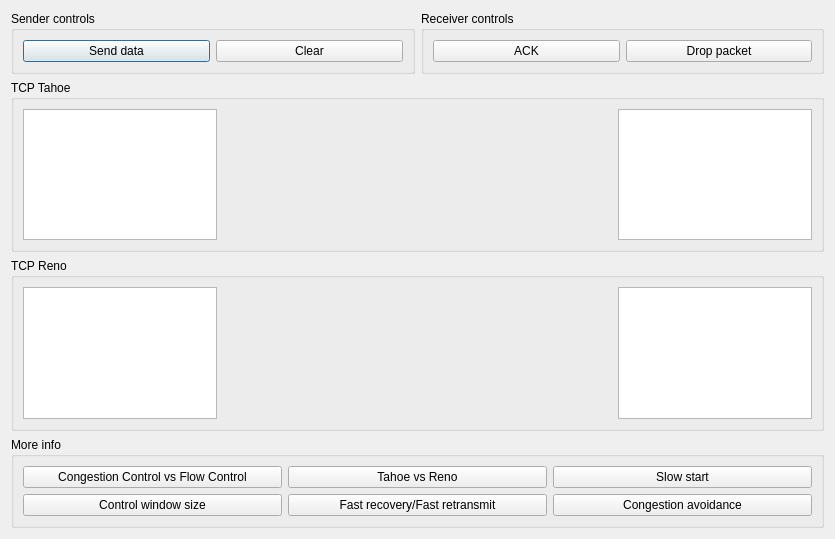
The window that congestionwindow.ui (AONunan/FinalYearProject) describes before a commit, drawn with Qt 5.
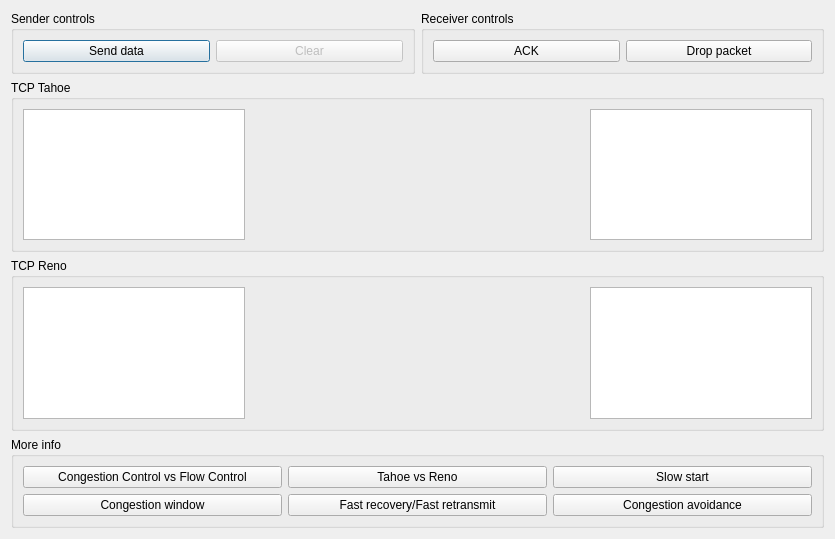
The same window after the commit. Custom widgets are drawn as their Qt base class.

Commit message: Added Clear button to CongestionWindow

Patch:
```diff
--- a/congestionwindow.ui
+++ b/congestionwindow.ui
@@ -33,6 +33,9 @@
           </item>
           <item>
            <widget class="QPushButton" name="pushButton_clear">
+            <property name="enabled">
+             <bool>false</bool>
+            </property>
             <property name="text">
              <string>Clear</string>
             </property>
@@ -73,7 +76,7 @@
        </property>
        <layout class="QHBoxLayout" name="horizontalLayout_6">
         <item>
-         <layout class="QHBoxLayout" name="horizontalLayout_5" stretch="1,2,1">
+         <layout class="QHBoxLayout" name="horizontalLayout_5" stretch="2,3,2">
           <item>
            <widget class="QTextBrowser" name="textBrowser_tahoe_variables"/>
           </item>
@@ -95,7 +98,7 @@
        </property>
        <layout class="QHBoxLayout" name="horizontalLayout_7">
         <item>
-         <layout class="QHBoxLayout" name="horizontalLayout_8" stretch="1,2,1">
+         <layout class="QHBoxLayout" name="horizontalLayout_8" stretch="2,3,2">
           <item>
            <widget class="QTextBrowser" name="textBrowser_reno_variables"/>
           </item>
@@ -126,7 +129,7 @@
         <item row="2" column="0">
          <widget class="QPushButton" name="pushButton_info_cwnd">
           <property name="text">
-           <string>Control window size</string>
+           <string>Congestion window</string>
           </property>
          </widget>
         </item>
```
The commit also changes 2 other files.
